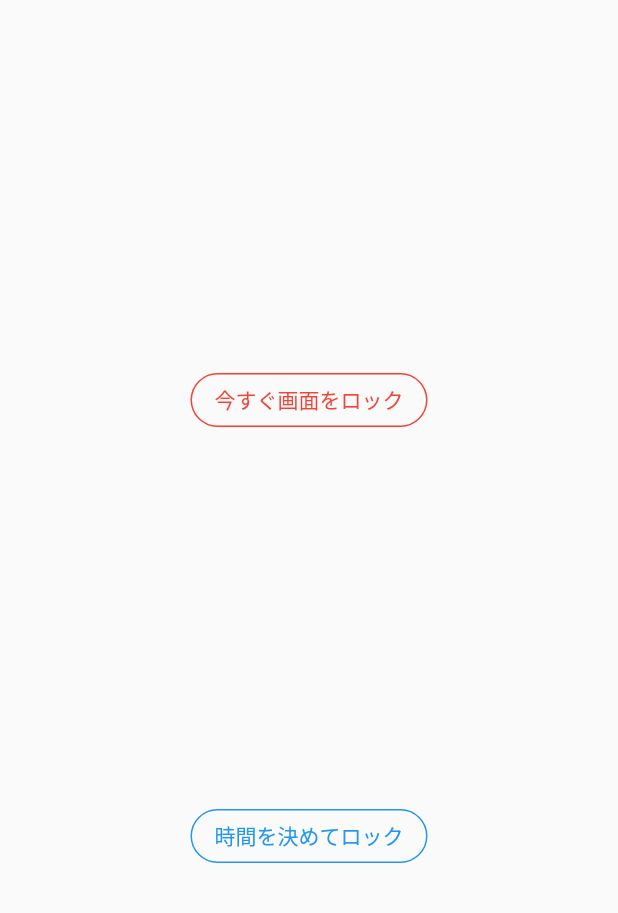
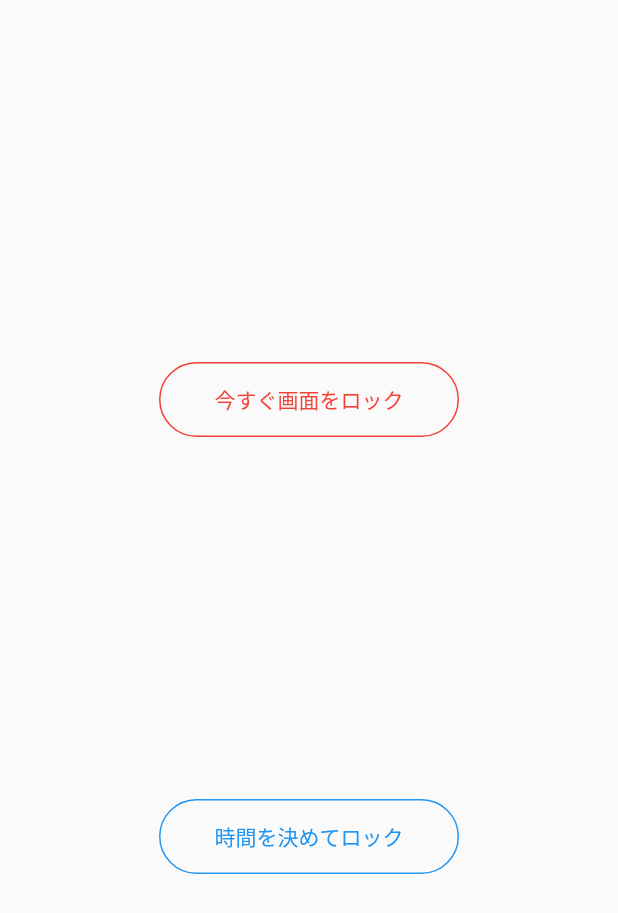
Before and after one commit to Keiji-morita/lockapp4-, a Flutter app: the screen it shows after launch, on a phone screen of 412 x 824 dp. Shown: the top 913 px of the screen. Run offline on Flutter 3.47's test engine with Material 2 defaults, Android fonts, the phone set to English and light mode, and no system bars; our stand-ins replace flutter_datetime_picker, slide_countdown; missing offline and left inert: flutter_picker.

Commit message:
I have a question about my project.

```diff
--- a/lib/main.dart
+++ b/lib/main.dart
@@ -30,7 +30,10 @@ class _TodoListPageState extends State<TodoListPage> {
           child: Column(
               mainAxisAlignment: MainAxisAlignment.spaceEvenly,
               children: <Widget>[
-                OutlinedButton(
+              SizedBox(
+                width: 200,
+                height: 50,
+                child: OutlinedButton(
                   child: const Text('今すぐ画面をロック'),
                   style: OutlinedButton.styleFrom(
                     primary: Colors.red,
@@ -42,7 +45,11 @@ class _TodoListPageState extends State<TodoListPage> {
                         MaterialPageRoute(builder: (context) => TodoAddPage()));
                   },
                 ),
-                OutlinedButton(
+              ),
+                SizedBox(
+                width: 200,
+                height: 50,
+                child: OutlinedButton(
                   child: const Text('時間を決めてロック'),
                   style: OutlinedButton.styleFrom(
                     primary: Colors.blue,
@@ -51,6 +58,7 @@ class _TodoListPageState extends State<TodoListPage> {
                   ),
                   onPressed: () {},
                 ),
+                ),
               ]),
         ),
       ),
--- a/pubspec.yaml
+++ b/pubspec.yaml
@@ -35,6 +35,8 @@ dependencies:
   # Use with the CupertinoIcons class for iOS style icons.
   cupertino_icons: ^1.0.2
   flutter_picker: ^2.0.2
+  slide_countdown: ^0.0.7
+  intl: ^0.17.0
 
 dev_dependencies:
   flutter_test:
@@ -50,7 +52,6 @@ dev_dependencies:
     git:
       url: https://github.com/Realank/flutter_datetime_picker.git
       ref: master # これを追記して保存
-  intl:
 # For information on the generic Dart part of this file, see the
 # following page: https://dart.dev/tools/pub/pubspec
 
```
Also changed, not shown: lib/decidetime.dart (+31 -8 lines), lib/timerfunction.dart (added, +56 -0 lines), pubspec.lock.
